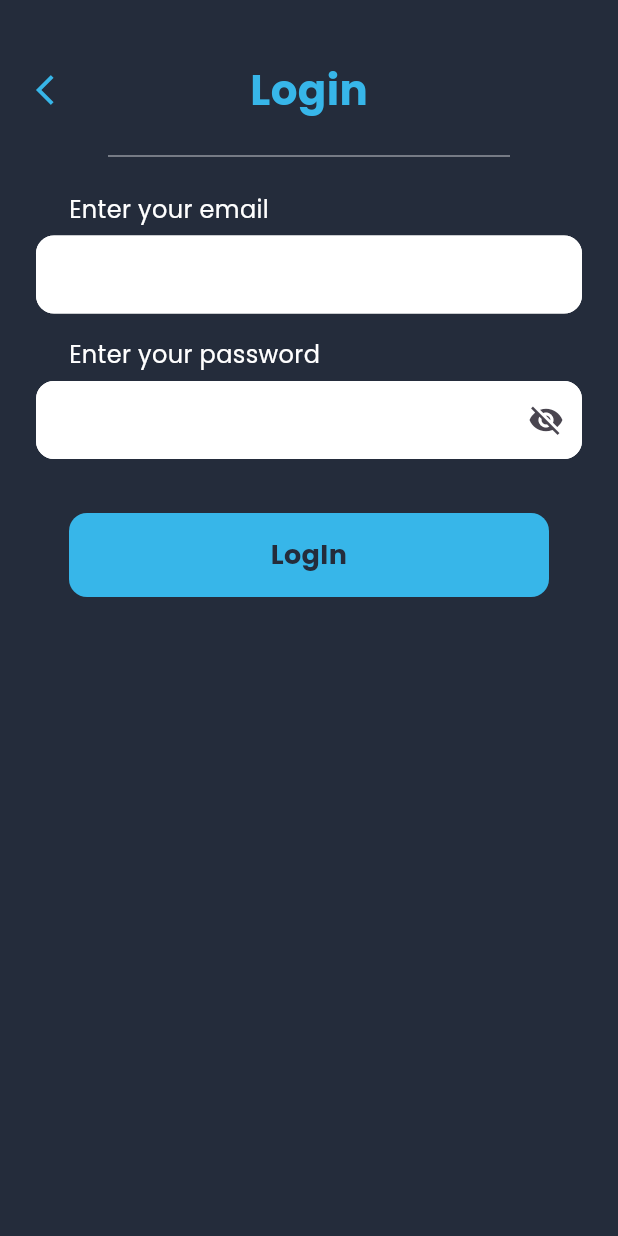
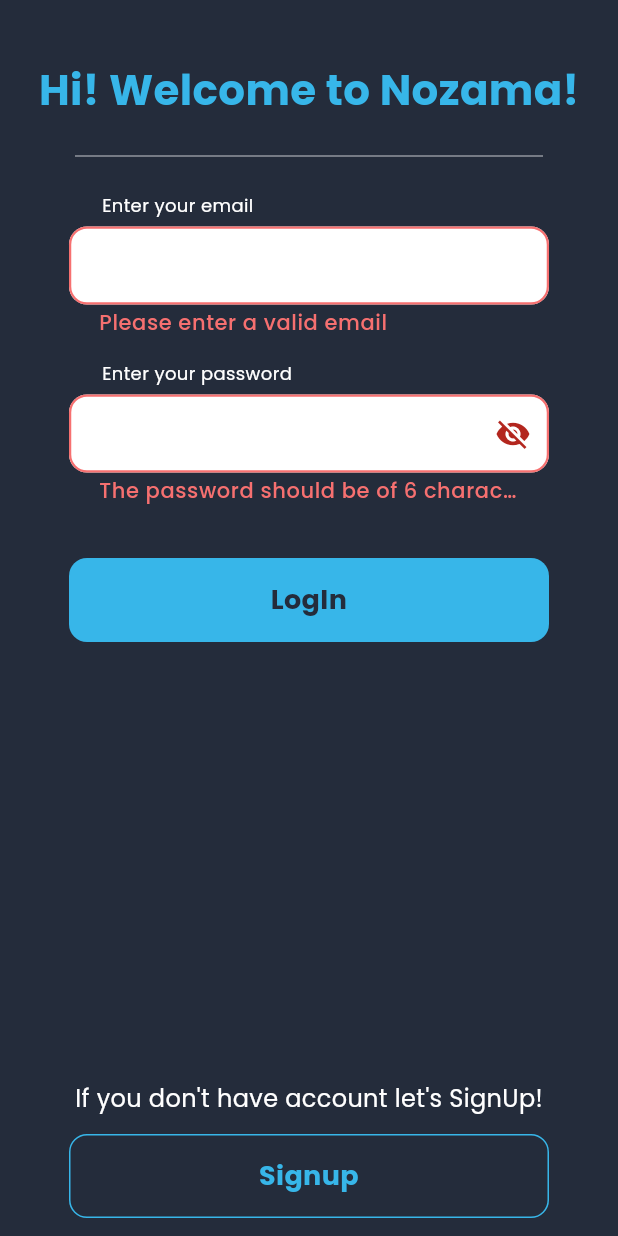
Before and after one commit to maryamEramy/online_shop_university, a Flutter app: the screen it shows after launch, after a tap on "LogIn", on a phone screen of 412 x 824 dp. Run offline on Flutter 3.47's test engine with Material 3 defaults, Android fonts, the phone set to English and light mode, and no system bars; our stand-ins replace cached_network_image, cloud_firestore, email_validator, firebase_auth, firebase_core, flutter_screenutil and 3 more; accounts and stored records are empty.

Commit message:
edit ui: resize RoundedTextFieldWidget and edit login page

```diff
--- a/lib/views/shared/divider_widget.dart
+++ b/lib/views/shared/divider_widget.dart
@@ -19,7 +19,7 @@
   @override
   Widget build(BuildContext context) {
     return Padding(
-      padding: const EdgeInsets.symmetric(horizontal: 44 , vertical: 16),
+      padding: const EdgeInsets.symmetric(horizontal: 22 , vertical: 16),
       child: Divider(
         color: color,
         thickness: thickness,
--- a/lib/views/shared/email_text_field_widget.dart
+++ b/lib/views/shared/email_text_field_widget.dart
@@ -1,6 +1,6 @@
 import 'package:email_validator/email_validator.dart';
 import 'package:flutter/cupertino.dart';
-import 'package:uni_online_shop/views/shared/text_field_widget.dart';
+import 'package:uni_online_shop/views/shared/rounded_text_field_widget.dart';
 
 class EmailTextFieldWidget extends StatelessWidget {
   const EmailTextFieldWidget({
@@ -12,7 +12,7 @@
 
   @override
   Widget build(BuildContext context) {
-    return RoundedTextField(
+    return RoundedTextFieldWidget(
       controller: _emailController,
       hintText: 'Enter your email',
       validator: (email) {
--- a/lib/views/shared/name_text_field_widget.dart
+++ b/lib/views/shared/name_text_field_widget.dart
@@ -1,5 +1,5 @@
 import 'package:flutter/cupertino.dart';
-import 'package:uni_online_shop/views/shared/text_field_widget.dart';
+import 'package:uni_online_shop/views/shared/rounded_text_field_widget.dart';
 
 class NameTextFieldWidget extends StatelessWidget {
   const NameTextFieldWidget({
@@ -11,7 +11,7 @@
 
   @override
   Widget build(BuildContext context) {
-    return RoundedTextField(
+    return RoundedTextFieldWidget(
       controller: _nameController,
       hintText: 'Enter your Name',
       validator: (name) {
--- a/lib/views/shared/passwoed_text_field_widget.dart
+++ b/lib/views/shared/passwoed_text_field_widget.dart
@@ -1,5 +1,5 @@
 import 'package:flutter/cupertino.dart';
-import 'package:uni_online_shop/views/shared/text_field_widget.dart';
+import 'package:uni_online_shop/views/shared/rounded_text_field_widget.dart';
 
 class PasswordTextFieldWidget extends StatefulWidget {
   const PasswordTextFieldWidget({
@@ -16,7 +16,7 @@
 class _PasswordTextFieldWidgetState extends State<PasswordTextFieldWidget> {
   @override
   Widget build(BuildContext context) {
-    return RoundedTextField(
+    return RoundedTextFieldWidget(
       isPasswordField: true,
       controller: widget._passwordController,
       hintText: 'Enter your password',
--- /dev/null
+++ b/lib/views/shared/rounded_text_field_widget.dart
@@ -0,0 +1,90 @@
+import 'package:flutter/material.dart';
+import 'package:uni_online_shop/views/shared/text_box_widget.dart';
+import '../../controllers/constant.dart';
+
+class RoundedTextFieldWidget extends StatefulWidget {
+  final TextEditingController controller;
+  final String hintText;
+  final String? Function(String?)? validator;
+  final bool? isPasswordField;
+
+  const RoundedTextFieldWidget({
+    super.key,
+    required this.controller,
+    required this.hintText,
+    this.validator,
+    this.isPasswordField = false
+  });
+
+  @override
+  State<RoundedTextFieldWidget> createState() => _RoundedTextFieldWidgetState();
+}
+
+class _RoundedTextFieldWidgetState extends State<RoundedTextFieldWidget> {
+
+  bool obscureText = true;
+  void togglePasswordVisibility() {
+    setState(() {
+      obscureText = !obscureText;
+    });
+  }
+
+  @override
+  Widget build(BuildContext context) {
+    return Padding(
+      padding: const EdgeInsets.symmetric(horizontal: 22.0,),
+      child: Column(
+        crossAxisAlignment: CrossAxisAlignment.start,
+        children: [
+          TextBoxWidget(text: widget.hintText, textStyle: kSecondTextStyle,padding:  EdgeInsets.zero),
+          SizedBox(height: 6,),
+          TextFormField(
+            obscureText: widget.isPasswordField == true ? obscureText : false,
+            controller: widget.controller,
+            validator: widget.validator,
+            autovalidateMode: AutovalidateMode.onUserInteraction,
+            style: kRegularTextStyle.copyWith(color: kPrimaryColor),
+            decoration: InputDecoration(
+
+              suffixIcon: widget.isPasswordField == true ? IconButton(
+                  onPressed: (){
+                    togglePasswordVisibility();
+                  },
+                  icon: Icon(
+                    obscureText ? Icons.visibility_off : Icons.visibility,
+                  )
+              ) : null,
+              filled: true,
+              fillColor: kWhiteColor,
+
+              contentPadding:
+              const EdgeInsets.symmetric(horizontal: 16.0, vertical: 14.0),
+
+              errorStyle: kErrorTextStyle.copyWith(height: 1.2),
+
+              enabledBorder: OutlineInputBorder(
+                borderRadius: BorderRadius.circular(12.0),
+                borderSide: BorderSide(color: kWhiteColor, width: 1.0),
+              ),
+
+              focusedBorder: OutlineInputBorder(
+                borderRadius: BorderRadius.circular(12.0),
+                borderSide: BorderSide(color: kSecondaryColor, width: 2.0),
+              ),
+
+              errorBorder: OutlineInputBorder(
+                borderRadius: BorderRadius.circular(12.0),
+                borderSide: const BorderSide(color: kErrorColor, width: 1.5),
+              ),
+
+              focusedErrorBorder: OutlineInputBorder(
+                borderRadius: BorderRadius.circular(12.0),
+                borderSide: const BorderSide(color: kErrorColor, width: 2.0),
+              ),
+            ),
+          ),
+        ],
+      ),
+    );
+  }
+}
--- a/lib/views/shared/text_field_widget.dart
+++ /dev/null
@@ -1,87 +0,0 @@
-import 'package:flutter/material.dart';
-import 'package:uni_online_shop/views/shared/text_box_widget.dart';
-import '../../controllers/constant.dart';
-
-class RoundedTextField extends StatefulWidget {
-  final TextEditingController controller;
-  final String hintText;
-  final String? Function(String?)? validator;
-  final bool? isPasswordField;
-
-  const RoundedTextField({
-    super.key,
-    required this.controller,
-    required this.hintText,
-    this.validator,
-    this.isPasswordField = false
-  });
-
-  @override
-  State<RoundedTextField> createState() => _RoundedTextFieldState();
-}
-
-class _RoundedTextFieldState extends State<RoundedTextField> {
-
-  bool obscureText = true;
-  void togglePasswordVisibility() {
-    setState(() {
-      obscureText = !obscureText;
-    });
-  }
-
-  @override
-  Widget build(BuildContext context) {
-    return Column(
-      crossAxisAlignment: CrossAxisAlignment.start,
-      children: [
-        TextBoxWidget(text: widget.hintText, textStyle: kRegularTextStyle,padding:  EdgeInsets.zero),
-        SizedBox(height: 6,),
-        TextFormField(
-          obscureText: widget.isPasswordField == true ? obscureText : false,
-          controller: widget.controller,
-          validator: widget.validator,
-          autovalidateMode: AutovalidateMode.onUserInteraction,
-          style: kRegularTextStyle.copyWith(color: kPrimaryColor),
-          decoration: InputDecoration(
-
-            suffixIcon: widget.isPasswordField == true ? IconButton(
-                onPressed: (){
-                  togglePasswordVisibility();
-                },
-                icon: Icon(
-                  obscureText ? Icons.visibility_off : Icons.visibility,
-                )
-            ) : null,
-            filled: true,
-            fillColor: kWhiteColor,
-
-            contentPadding:
-            const EdgeInsets.symmetric(horizontal: 16.0, vertical: 14.0),
-
-            errorStyle: kErrorTextStyle.copyWith(height: 1.2),
-
-            enabledBorder: OutlineInputBorder(
-              borderRadius: BorderRadius.circular(12.0),
-              borderSide: BorderSide(color: kWhiteColor, width: 1.0),
-            ),
-
-            focusedBorder: OutlineInputBorder(
-              borderRadius: BorderRadius.circular(12.0),
-              borderSide: BorderSide(color: kSecondaryColor, width: 2.0),
-            ),
-
-            errorBorder: OutlineInputBorder(
-              borderRadius: BorderRadius.circular(12.0),
-              borderSide: const BorderSide(color: kErrorColor, width: 1.5),
-            ),
-
-            focusedErrorBorder: OutlineInputBorder(
-              borderRadius: BorderRadius.circular(12.0),
-              borderSide: const BorderSide(color: kErrorColor, width: 2.0),
-            ),
-          ),
-        ),
-      ],
-    );
-  }
-}
--- a/lib/views/ui/login_page.dart
+++ b/lib/views/ui/login_page.dart
@@ -1,6 +1,5 @@
 import 'package:cloud_firestore/cloud_firestore.dart';
 import 'package:flutter/material.dart';
-import 'package:hive_flutter/adapters.dart';
 import 'package:provider/provider.dart';
 import 'package:uni_online_shop/views/shared/login_button.dart';
 import 'package:uni_online_shop/views/ui/main_page.dart';
@@ -13,6 +12,7 @@
 import '../shared/divider_widget.dart';
 import '../shared/email_text_field_widget.dart';
 import '../shared/passwoed_text_field_widget.dart';
+import '../shared/signup_button.dart';
 import '../shared/text_title_widget.dart';
 
 class LoginPage extends StatefulWidget {
@@ -42,27 +42,14 @@
       body: Padding(
         padding: const EdgeInsets.symmetric(horizontal: 24.0),
         child: Column(
+          children: [
+            Expanded(
+              child: Column(
                 mainAxisAlignment: MainAxisAlignment.start,
                 crossAxisAlignment: CrossAxisAlignment.center,
                 children: <Widget>[
                   SizedBox(height: 40),
-
-            Row(
-              mainAxisAlignment: MainAxisAlignment.spaceBetween,
-              children: [
-                SizedBox(
-                  width: 10,
-                  child: GestureDetector(
-                    child: Icon(Icons.arrow_back_ios, color: kSecondaryColor),
-                    onTap: (){
-                      Navigator.pop(context);
-                    },
-                  ),
-                ),
-                TextTitleWidget(text: 'Login'),
-                SizedBox(width: 10),
-              ],
-            ),
+                  TextTitleWidget(text: 'Hi! Welcome to Nozama!'),
                   DividerWidget(),
                   Form(
                     key: _formKey,
@@ -160,7 +147,18 @@
                       }
                     },
                   ),
-
+                ],
+              ),
+            ),
+            Align(
+              alignment: Alignment.bottomCenter,
+              child: Column(
+                children: [
+                  Text('If you don\'t have account let\'s SignUp!' , style: kRegularTextStyle,),
+                  SignUpButton(),
+                ],
+              ),
+            ),
           ],
         ),
       ),
--- a/lib/views/ui/profile_page.dart
+++ b/lib/views/ui/profile_page.dart
@@ -4,7 +4,7 @@
 import 'package:uni_online_shop/controllers/constant.dart';
 import 'package:uni_online_shop/views/shared/body_ui.dart';
 import 'package:uni_online_shop/views/shared/roundedButton.dart';
-import 'package:uni_online_shop/views/ui/registration_page.dart';
+import 'package:uni_online_shop/views/ui/login_page.dart';
 import '../../controllers/main_page_provider.dart';
 import '../shared/profile_widget.dart';
 
@@ -73,7 +73,7 @@
                             ),
                           );
                         } else {
-                          Navigator.push(context, MaterialPageRoute(builder: (context) => Registration_page()));
+                          Navigator.push(context, MaterialPageRoute(builder: (context) => LoginPage()));
                         }
                       },
                       textColor: kWhiteColor,
--- a/lib/views/ui/registration_page.dart
+++ /dev/null
@@ -1,44 +0,0 @@
-import 'package:flutter/material.dart';
-import 'package:uni_online_shop/controllers/constant.dart';
-import 'package:uni_online_shop/views/shared/divider_widget.dart';
-import 'package:uni_online_shop/views/shared/text_box_widget.dart';
-import '../shared/login_button.dart';
-import '../shared/signup_button.dart';
-import '../shared/text_title_widget.dart';
-
-class Registration_page extends StatefulWidget {
-  const Registration_page({super.key});
-  @override
-  State<Registration_page> createState() => _Registration_pageState();
-}
-
-class _Registration_pageState extends State<Registration_page>
-    with SingleTickerProviderStateMixin {
-
-  @override
-  Widget build(BuildContext context) {
-    return Scaffold(
-      backgroundColor: kPrimaryColor,
-      body: Padding(
-        padding: const EdgeInsets.symmetric(horizontal: 24.0),
-        child: Column(
-          mainAxisAlignment: MainAxisAlignment.start,
-          crossAxisAlignment: CrossAxisAlignment.center,
-          children: [
-            SizedBox(height: 20),
-            TextTitleWidget(text: 'Registration'),
-            DividerWidget(),
-            TextBoxWidget(
-              text:
-                  'Hi! Welcome to our Shop!\nPlease choose one of the login methods provided below',
-              textStyle: kMainTextStyle,
-            ),
-            SizedBox(height: 40),
-            LogInButton(),
-            SignUpButton(),
-          ],
-        ),
-      ),
-    );
-  }
-}
--- a/lib/views/ui/splash_screen.dart
+++ b/lib/views/ui/splash_screen.dart
@@ -1,12 +1,12 @@
 import 'dart:async';
 import 'package:flutter/material.dart';
 import 'package:provider/provider.dart';
+import 'package:uni_online_shop/views/ui/login_page.dart';
 import '../../controllers/basket_provider.dart';
 import '../../controllers/favorites_provider.dart';
 import '../../controllers/user_provider.dart';
 import '../../controllers/constant.dart';
 import 'main_page.dart';
-import 'registration_page.dart';
 
 class SplashScreen extends StatefulWidget {
   const SplashScreen({super.key});
@@ -43,13 +43,13 @@
         );
       } else {
         Navigator.of(context).pushReplacement(
-          MaterialPageRoute(builder: (_) => const Registration_page()),
+          MaterialPageRoute(builder: (_) => const LoginPage()),
         );
       }
     } catch (e) {
       debugPrint("SplashScreen error: $e");
       Navigator.of(context).pushReplacement(
-        MaterialPageRoute(builder: (_) => const Registration_page()),
+        MaterialPageRoute(builder: (_) => const LoginPage()),
       );
     }
   }
```
Lines whose indentation alone changed are shown as unchanged.
